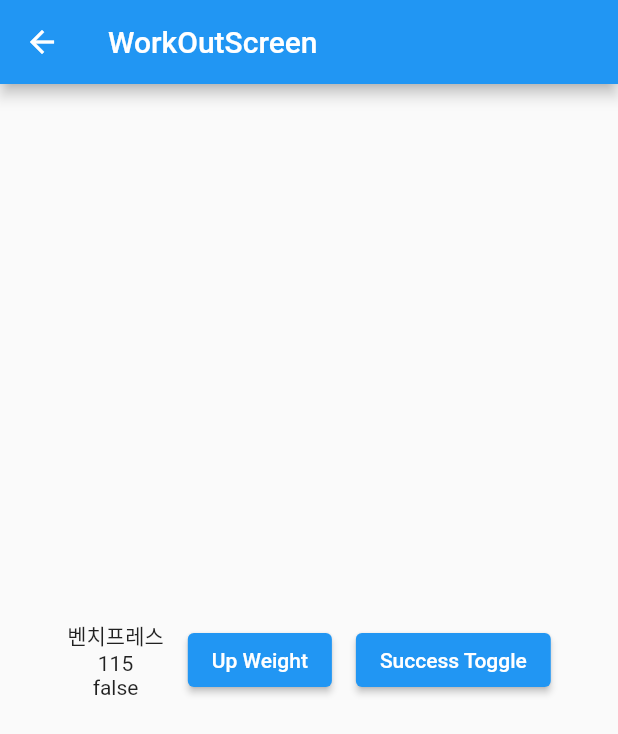
After one commit to pyowonsik/flutter_riverpod_playground, a Flutter app: the WorkoutScreen screen opened directly, after a tap on "Up Weight", on a phone screen of 412 x 824 dp. The commit adds this screen. Shown: the top 734 px of the screen. Run offline on Flutter 3.47's test engine with Material 2 defaults, Android fonts, the light colour scheme and no system bars; our stand-ins replace flutter_riverpod.

Commit message:
feat : provider

```diff
--- /dev/null
+++ b/flutter_riverpod_playground/lib/model/workout_model.dart
@@ -0,0 +1,22 @@
+class WorkoutModel {
+  final String name;
+  final int weight;
+  final bool isSuccess;
+
+  WorkoutModel({
+    required this.name,
+    required this.weight,
+    required this.isSuccess,
+  });
+
+  WorkoutModel copyWith({
+    String? name,
+    int? weight,
+    bool? isSuccess,
+  }) {
+    return WorkoutModel(
+        name: name ?? this.name,
+        weight: weight ?? this.weight,
+        isSuccess: isSuccess ?? this.isSuccess);
+  }
+}
--- a/flutter_riverpod_playground/lib/riverpod/future_provider.dart
+++ b/flutter_riverpod_playground/lib/riverpod/future_provider.dart
@@ -1,7 +1,7 @@
 import 'package:flutter_riverpod/flutter_riverpod.dart';
 
-final multipleFutureProvider = FutureProvider<List<int>>((ref) async {
-  await Future.delayed(const Duration(seconds: 2));
+final futureProvider = FutureProvider<List<int>>((ref) async {
+  await Future.delayed(const Duration(seconds: 5));
 
-  return [1, 2, 3, 4, 5];
+  return [1, 2, 3, 4, 5, 6, 7, 8, 9, 10];
 });
--- /dev/null
+++ b/flutter_riverpod_playground/lib/riverpod/state_notifier_provider_2.dart
@@ -0,0 +1,26 @@
+import 'package:flutter_riverpod/flutter_riverpod.dart';
+import 'package:flutter_riverpod_playground/model/workout_model.dart';
+
+final workoutListProvider =
+    StateNotifierProvider<WorkOutListNotfier, List<WorkoutModel>>(
+        (ref) => WorkOutListNotfier());
+
+class WorkOutListNotfier extends StateNotifier<List<WorkoutModel>> {
+  WorkOutListNotfier()
+      : super(
+          [
+            WorkoutModel(name: '벤치프레스', weight: 105, isSuccess: true),
+            WorkoutModel(name: '데드리프트', weight: 200, isSuccess: true),
+            WorkoutModel(name: '스쿼트', weight: 170, isSuccess: false),
+          ],
+        );
+
+  void toggleIsSuccess(String name) {
+    state
+        .map((e) => e.name == name
+            ? WorkoutModel(
+                name: e.name, weight: e.weight, isSuccess: !e.isSuccess)
+            : e)
+        .toList();
+  }
+}
--- a/flutter_riverpod_playground/lib/riverpod/stream_provider.dart
+++ b/flutter_riverpod_playground/lib/riverpod/stream_provider.dart
@@ -1,6 +1,6 @@
 import 'package:flutter_riverpod/flutter_riverpod.dart';
 
-final multipleStreamProvider = StreamProvider<List<int>>((ref) async* {
+final streamProvider = StreamProvider<List<int>>((ref) async* {
   for (var i = 0; i < 10; i++) {
     await Future.delayed(Duration(seconds: 1));
 
--- /dev/null
+++ b/flutter_riverpod_playground/lib/riverpod/workout_provider.dart
@@ -0,0 +1,20 @@
+import 'package:flutter_riverpod/flutter_riverpod.dart';
+import 'package:flutter_riverpod_playground/model/workout_model.dart';
+
+final workoutProvider = StateNotifierProvider<WorkoutNotifier, WorkoutModel>(
+    (ref) => WorkoutNotifier());
+
+class WorkoutNotifier extends StateNotifier<WorkoutModel> {
+  WorkoutNotifier()
+      : super(
+          WorkoutModel(name: '벤치프레스', weight: 110, isSuccess: false),
+        );
+
+  upWeigth() {
+    state = state.copyWith(weight: state.weight + 5);
+  }
+
+  toggleIsSuccess() {
+    state = state.copyWith(isSuccess: !state.isSuccess);
+  }
+}
--- a/flutter_riverpod_playground/lib/screen/auto_dispose_modifier_screen.dart
+++ b/flutter_riverpod_playground/lib/screen/auto_dispose_modifier_screen.dart
@@ -9,8 +9,10 @@ class AutoDisposeModifierScreen extends ConsumerWidget {
   @override
   Widget build(BuildContext context, WidgetRef ref) {
     final state = ref.watch(autoDisposeModifierProvider);
-    return DefaultLayout(
-        title: 'AutoDisposeModifierScreen',
+    return Scaffold(
+        appBar: AppBar(
+          title: Text('AutoDisposeModifierScreen'),
+        ),
         body: Center(
           child: state.when(
               data: (data) => Text(data.toString()),
--- a/flutter_riverpod_playground/lib/screen/stream_provider_screen.dart
+++ b/flutter_riverpod_playground/lib/screen/stream_provider_screen.dart
@@ -8,7 +8,7 @@ class StreamProviderScreen extends ConsumerWidget {
 
   @override
   Widget build(BuildContext context, WidgetRef ref) {
-    final state = ref.watch(multipleStreamProvider);
+    final state = ref.watch(streamProvider);
     return DefaultLayout(
         title: 'StreamProviderScreen',
         body: Center(
--- /dev/null
+++ b/flutter_riverpod_playground/lib/screen/workout_screen.dart
@@ -0,0 +1,68 @@
+import 'package:flutter/material.dart';
+import 'package:flutter_riverpod/flutter_riverpod.dart';
+import 'package:flutter_riverpod_playground/model/workout_model.dart';
+import 'package:flutter_riverpod_playground/riverpod/workout_provider.dart';
+
+class WorkoutScreen extends ConsumerWidget {
+  const WorkoutScreen({super.key});
+
+  @override
+  Widget build(BuildContext context, WidgetRef ref) {
+    final model = ref.watch(workoutProvider);
+    final state = ref.watch(workoutProvider.select((value) => value.isSuccess));
+
+    ref.listen(workoutProvider.select((value) => value.weight),
+        (previous, next) {
+      if (next == 140) {
+        showDialog(
+          context: context,
+          builder: (BuildContext context) {
+            return const AlertDialog(
+              title: Text('목표 성공'),
+            );
+          },
+        );
+      }
+    });
+
+    return Scaffold(
+      appBar: AppBar(
+        title: const Text('WorkOutScreen'),
+      ),
+      body: SizedBox(
+        height: MediaQuery.of(context).size.height,
+        child: Row(
+          mainAxisAlignment: MainAxisAlignment.center,
+          crossAxisAlignment: CrossAxisAlignment.center,
+          children: [
+            Column(
+              mainAxisAlignment: MainAxisAlignment.center,
+              crossAxisAlignment: CrossAxisAlignment.center,
+              children: [
+                Text(model.name),
+                Text('${model.weight}'),
+                Text(state.toString()),
+              ],
+            ),
+            const SizedBox(
+              width: 16,
+            ),
+            ElevatedButton(
+                onPressed: () {
+                  ref.read(workoutProvider.notifier).upWeigth();
+                },
+                child: const Text('Up Weight')),
+            const SizedBox(
+              width: 16,
+            ),
+            ElevatedButton(
+                onPressed: () {
+                  ref.read(workoutProvider.notifier).toggleIsSuccess();
+                },
+                child: const Text('Success Toggle')),
+          ],
+        ),
+      ),
+    );
+  }
+}
```
Also changed, not shown: flutter_riverpod_playground/lib/riverpod/provider.dart (added, +22 -0 lines), flutter_riverpod_playground/lib/screen/family_modifier_screen.dart (+21 -8 lines), flutter_riverpod_playground/lib/screen/future_provider_screen.dart (+5 -3 lines), flutter_riverpod_playground/lib/screen/home_screen.dart (+22 -0 lines), flutter_riverpod_playground/lib/screen/provider_screen.dart (added, +44 -0 lines), flutter_riverpod_playground/lib/screen/state_notifier_provider_screen_2.dart (added, +29 -0 lines), flutter_riverpod_playground/lib/screen/state_provider_screen.dart (+16 -5 lines).
